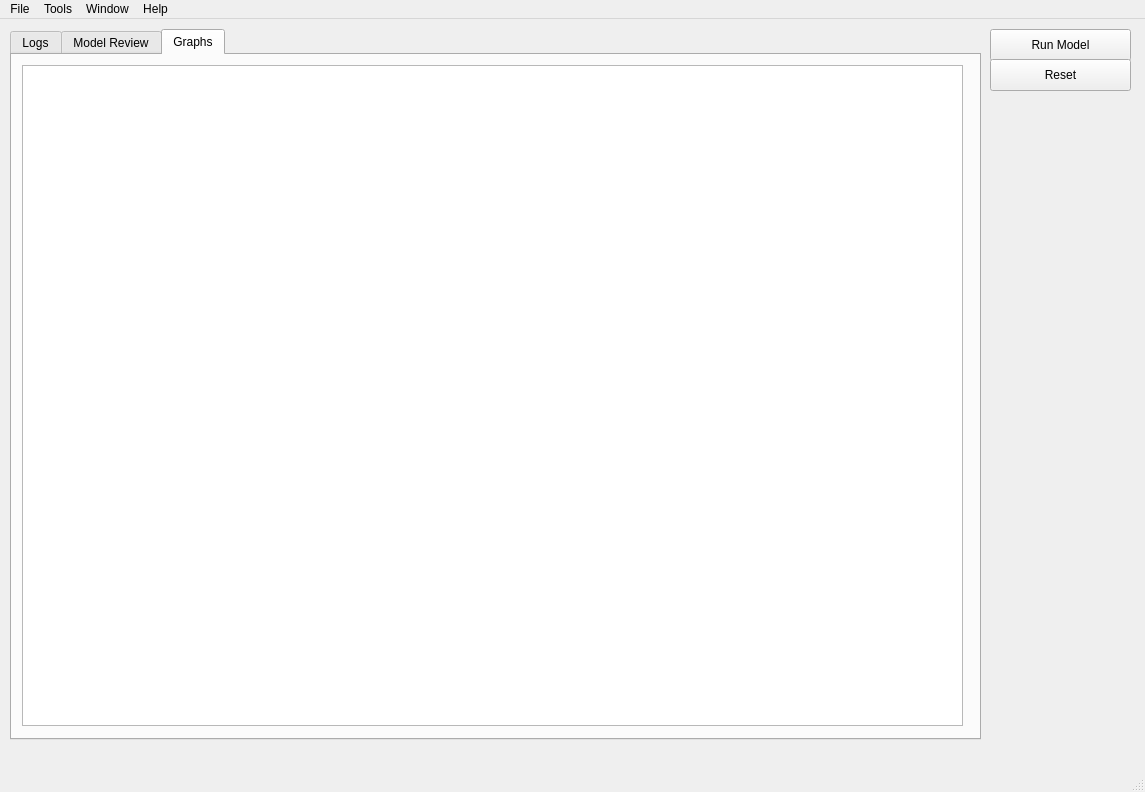
First picture: the form in mainwindow.ui, repository pncln/telemetry-desktop, before the edit.
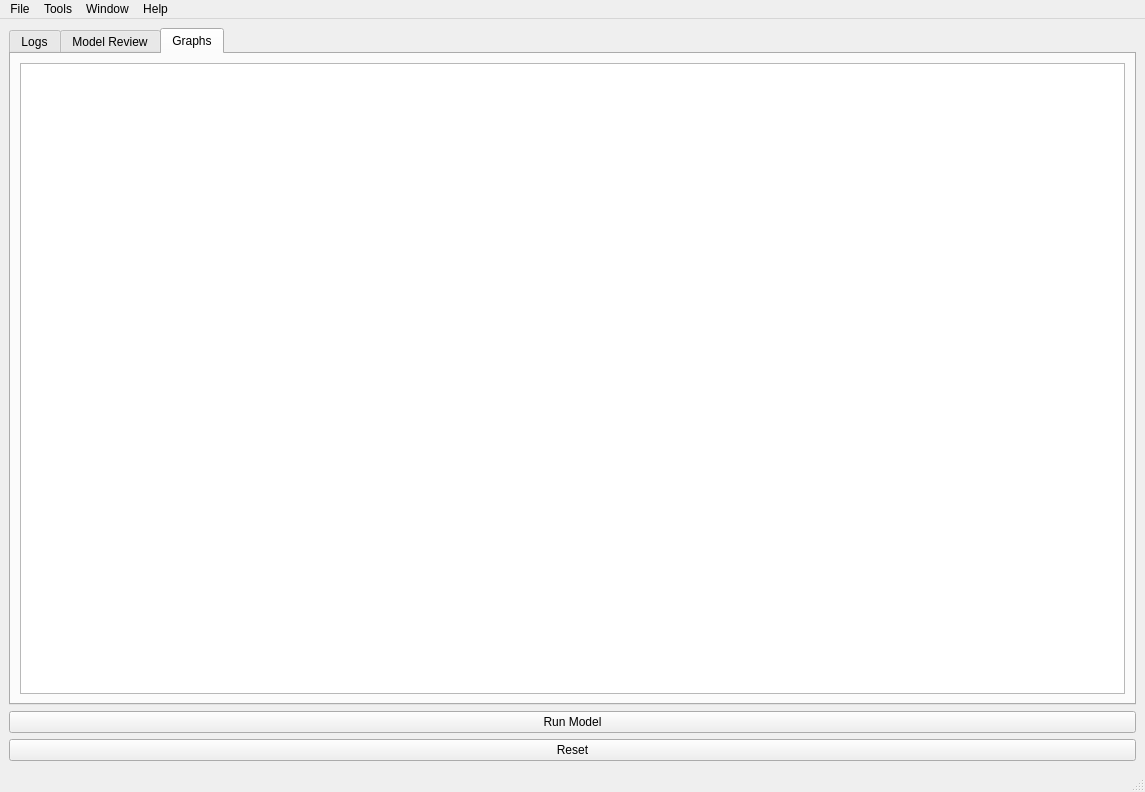
Second picture: the form after the edit.

Patch:
```diff
--- a/mainwindow.ui
+++ b/mainwindow.ui
@@ -47,15 +47,9 @@
    <set>QMainWindow::DockOption::AllowTabbedDocks|QMainWindow::DockOption::AnimatedDocks</set>
   </property>
   <widget class="QWidget" name="centralwidget">
+   <layout class="QVBoxLayout" name="verticalLayout">
+    <item>
    <widget class="QTabWidget" name="tabWidget">
-    <property name="geometry">
-     <rect>
-      <x>10</x>
-      <y>10</y>
-      <width>971</width>
-      <height>711</height>
-     </rect>
-    </property>
     <property name="minimumSize">
      <size>
       <width>0</width>
@@ -134,44 +128,63 @@
      <attribute name="title">
       <string>Graphs</string>
      </attribute>
+       <layout class="QGridLayout" name="gridLayout">
+        <item row="0" column="0">
      <widget class="QGraphicsView" name="graphicsView">
-      <property name="geometry">
-       <rect>
-        <x>10</x>
-        <y>10</y>
-        <width>941</width>
-        <height>661</height>
-       </rect>
-      </property>
-     </widget>
-    </widget>
-   </widget>
+          <property name="sizePolicy">
+           <sizepolicy hsizetype="Expanding" vsizetype="Expanding">
+            <horstretch>0</horstretch>
+            <verstretch>0</verstretch>
+           </sizepolicy>
+          </property>
+          <property name="minimumSize">
+           <size>
+            <width>0</width>
+            <height>0</height>
+           </size>
+          </property>
+          <property name="layoutDirection">
+           <enum>Qt::LayoutDirection::LeftToRight</enum>
+          </property>
+          <property name="sizeAdjustPolicy">
+           <enum>QAbstractScrollArea::SizeAdjustPolicy::AdjustToContents</enum>
+          </property>
+          <property name="alignment">
+           <set>Qt::AlignmentFlag::AlignJustify|Qt::AlignmentFlag::AlignVCenter</set>
+          </property>
+          <property name="dragMode">
+           <enum>QGraphicsView::DragMode::ScrollHandDrag</enum>
+          </property>
+          <property name="cacheMode">
+           <set>QGraphicsView::CacheModeFlag::CacheBackground</set>
+          </property>
+          <property name="transformationAnchor">
+           <enum>QGraphicsView::ViewportAnchor::AnchorUnderMouse</enum>
+          </property>
+          <property name="resizeAnchor">
+           <enum>QGraphicsView::ViewportAnchor::AnchorUnderMouse</enum>
+          </property>
+         </widget>
+        </item>
+       </layout>
+      </widget>
+     </widget>
+    </item>
+    <item>
    <widget class="QPushButton" name="pushButton">
-    <property name="geometry">
-     <rect>
-      <x>990</x>
-      <y>10</y>
-      <width>141</width>
-      <height>32</height>
-     </rect>
-    </property>
     <property name="text">
      <string>Run Model</string>
     </property>
    </widget>
+    </item>
+    <item>
    <widget class="QPushButton" name="pushButton_2">
-    <property name="geometry">
-     <rect>
-      <x>990</x>
-      <y>40</y>
-      <width>141</width>
-      <height>32</height>
-     </rect>
-    </property>
     <property name="text">
      <string>Reset</string>
     </property>
    </widget>
+    </item>
+   </layout>
   </widget>
   <widget class="QMenuBar" name="menubar">
    <property name="geometry">
```
Lines whose indentation alone changed are shown as unchanged.
